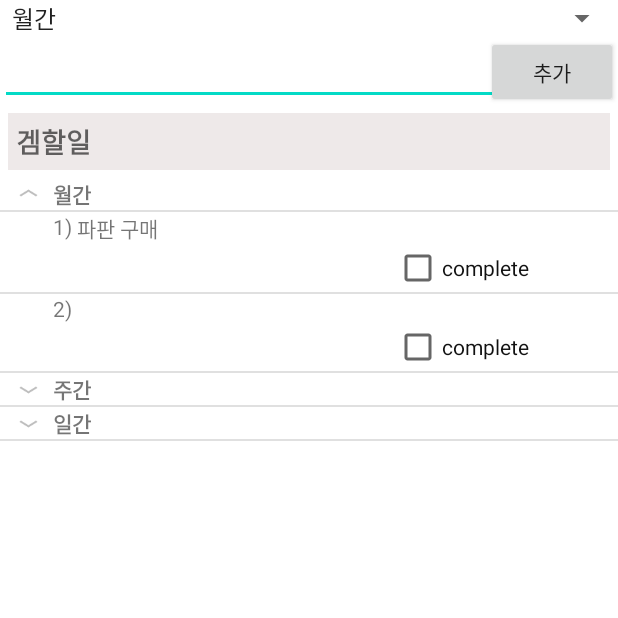
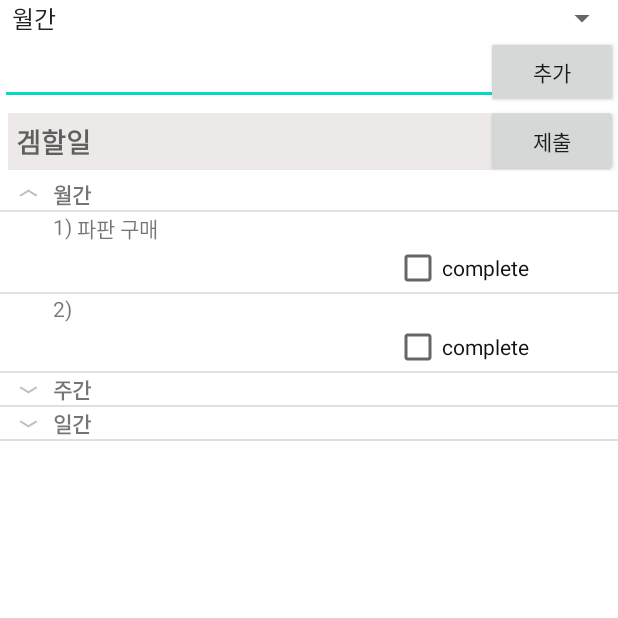
Before and after one commit to raziru/gradlefiles, an Android app: the GameCheckActivity screen opened directly, with no data from a screen before it, after a tap on "추가", on a phone screen of 412 x 824 dp, the top half of it. Run offline under Robolectric (Android 15) with nearby library versions, the light colour scheme and no system bars.

Commit message:
09-19 01:10

```diff
--- a/app/src/main/java/com/example/myapplicationdkdkdkdk/GameCheckActivity.java
+++ b/app/src/main/java/com/example/myapplicationdkdkdkdk/GameCheckActivity.java
@@ -23,7 +23,7 @@ public class GameCheckActivity extends Activity implements OnClickListener{
     public ArrayList<Parent> deptList = new ArrayList<Parent>();
 
     private GameCheckAdapter listAdapter;
-    private ExpandableListView myList;
+    public ExpandableListView myList;
 
     @Override
     public void onCreate(Bundle savedInstanceState) {
@@ -54,7 +54,9 @@ public class GameCheckActivity extends Activity implements OnClickListener{
 
         //add new item to the List
         Button add = (Button) findViewById(R.id.add);
+        Button done= (Button) findViewById(R.id.done);
         add.setOnClickListener(this);
+        done.setOnClickListener(this);
 
         //listener for child row click
         myList.setOnChildClickListener(myListItemClicked);
@@ -74,11 +76,12 @@ public class GameCheckActivity extends Activity implements OnClickListener{
                 Spinner spinner = (Spinner) findViewById(R.id.group);
                 String group = spinner.getSelectedItem().toString();
                 EditText editText = (EditText) findViewById(R.id.task);
-                String product = editText.getText().toString();
+                String task = editText.getText().toString();
                 editText.setText("");
+                MainActivity.taskList.add(task);
 
                 //add a new item to the list
-                int groupPosition = addProduct(group,product);
+                int groupPosition = addProduct(group,task);
                 //notify the list so that changes can take effect
                 listAdapter.notifyDataSetChanged();
 
@@ -92,11 +95,12 @@ public class GameCheckActivity extends Activity implements OnClickListener{
                 break;
 
             // More buttons go here (if any) ...
-
+            case R.id.done:
+                Toast.makeText(this,"saved!",Toast.LENGTH_SHORT).show();
+                finish();
+                break;
         }
     }
-
-
     //method to expand all groups
     private void expandAll() {
         int count = listAdapter.getGroupCount();
@@ -116,11 +120,14 @@ public class GameCheckActivity extends Activity implements OnClickListener{
     //load some initial data into out list
     private void loadData(){
         addProduct("월간","파판 구매");
+        MainActivity.taskList.add("파판 구매");
 
         addProduct("주간","도전 가디언토벌");
-
+        MainActivity.taskList.add("도전 가디언 토벌");
         addProduct("일간","카던돌기");
+        MainActivity.taskList.add("카던돌기");
         addProduct("일간","가디언 토벌");
+        MainActivity.taskList.add("가디언 토벌");
 
     }
 
--- a/app/src/main/res/layout/activity_game_check.xml
+++ b/app/src/main/res/layout/activity_game_check.xml
@@ -48,4 +48,12 @@
         android:layout_height="fill_parent"
         android:layout_below="@id/textView1" />
 
+    <Button
+        android:id="@+id/done"
+        android:layout_width="wrap_content"
+        android:layout_height="wrap_content"
+        android:layout_alignParentRight="true"
+        android:layout_below="@id/task"
+        android:text="제출" />
+
 </RelativeLayout>
--- a/app/src/main/res/layout/activity_main.xml
+++ b/app/src/main/res/layout/activity_main.xml
@@ -57,8 +57,8 @@ tools:context=".MainActivity">
         android:layout_height="wrap_content"
         android:layout_gravity="bottom|right"
         android:layout_marginBottom="70dp"
-        android:src="@android:drawable/ic_input_add"
         android:onClick="letsLSTM"
+        android:src="@android:drawable/ic_media_play"
         android:text="gogo" />
 
     <com.google.android.material.floatingactionbutton.FloatingActionButton
```
Also changed, not shown: app/src/main/java/com/example/myapplicationdkdkdkdk/MainActivity.java (+47 -0 lines), 2 other files.
